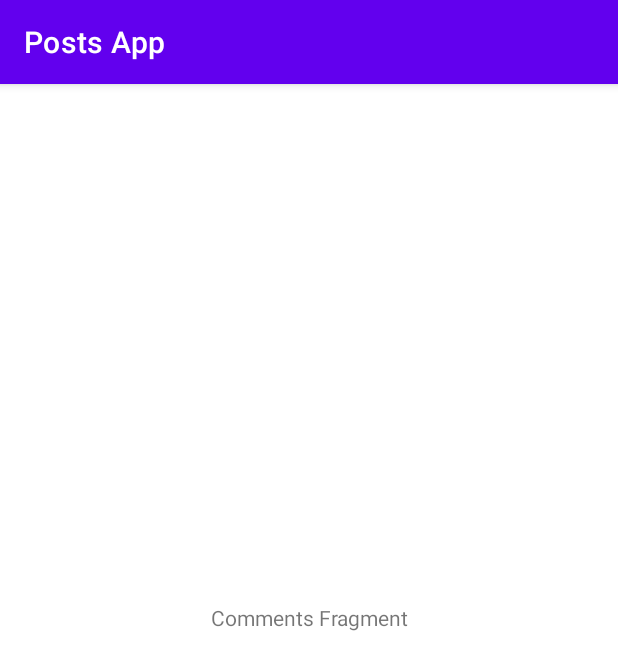
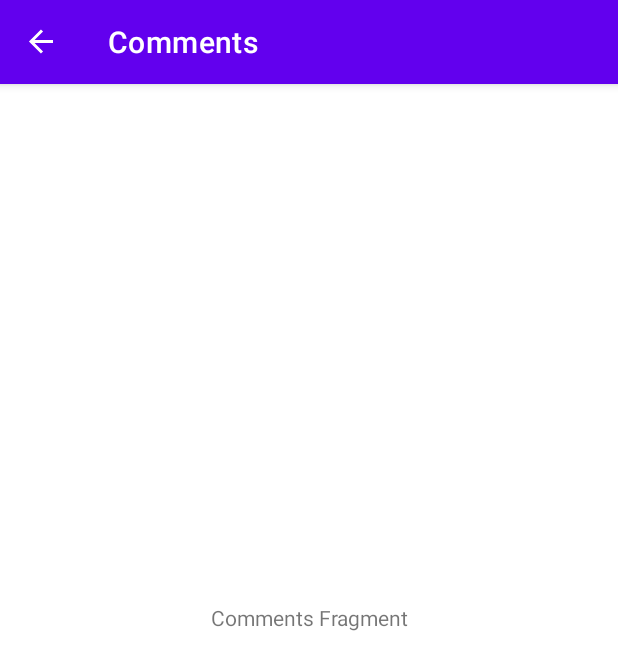
Before and after one commit to massana2110/posts-app, an Android app: the screen it shows after launch (MainActivity), after a tap on "COMENTARIOS", on a phone screen of 412 x 824 dp. Shown: the top 670 px of the screen. Run offline under Robolectric (Android 15) with nearby library versions, the phone set to English and light mode, and no system bars; our stand-ins replace data binding, navigation-ui.

Commit message:
:bug: Fix implementation of nav controller
In activity layout when we are implement ing Fragment Container View, is necessary to use supportFragmentManager.findFragment and cast to NavHostFragment, then access to navController property

```diff
--- a/app/src/main/java/com/example/postsapp/MainActivity.kt
+++ b/app/src/main/java/com/example/postsapp/MainActivity.kt
@@ -3,6 +3,10 @@ package com.example.postsapp
 import androidx.appcompat.app.AppCompatActivity
 import android.os.Bundle
 import androidx.databinding.DataBindingUtil
+import androidx.navigation.findNavController
+import androidx.navigation.fragment.NavHostFragment
+import androidx.navigation.ui.AppBarConfiguration
+import androidx.navigation.ui.setupWithNavController
 import com.example.postsapp.databinding.ActivityMainBinding
 
 class MainActivity : AppCompatActivity() {
@@ -14,5 +18,11 @@ class MainActivity : AppCompatActivity() {
         _binding = DataBindingUtil.setContentView(this, R.layout.activity_main)
 
         setSupportActionBar(_binding.mainToolbar)
+
+        val navHostFragment = supportFragmentManager.findFragmentById(R.id.nav_host_fragment) as NavHostFragment
+        val navController = navHostFragment.navController
+        val appBarConfiguration = AppBarConfiguration(navController.graph)
+
+        _binding.mainToolbar.setupWithNavController(navController, appBarConfiguration)
     }
 }
--- a/app/src/main/res/navigation/nav_graph.xml
+++ b/app/src/main/res/navigation/nav_graph.xml
@@ -8,8 +8,8 @@
     <fragment
         android:id="@+id/postsFragment"
         android:name="com.example.postsapp.views.posts.PostsFragment"
-        android:label="fragment_posts"
-        tools:layout="@layout/fragment_posts" >
+        android:label="Posts"
+        tools:layout="@layout/fragment_posts">
         <action
             android:id="@+id/action_postsFragment_to_albumFragment"
             app:destination="@id/albumFragment" />
@@ -20,11 +20,11 @@
     <fragment
         android:id="@+id/albumFragment"
         android:name="com.example.postsapp.views.album.AlbumFragment"
-        android:label="fragment_album"
+        android:label="Album"
         tools:layout="@layout/fragment_album" />
     <fragment
         android:id="@+id/commentsFragment"
         android:name="com.example.postsapp.views.comments.CommentsFragment"
-        android:label="fragment_comments"
+        android:label="Comments"
         tools:layout="@layout/fragment_comments" />
 </navigation>
```
